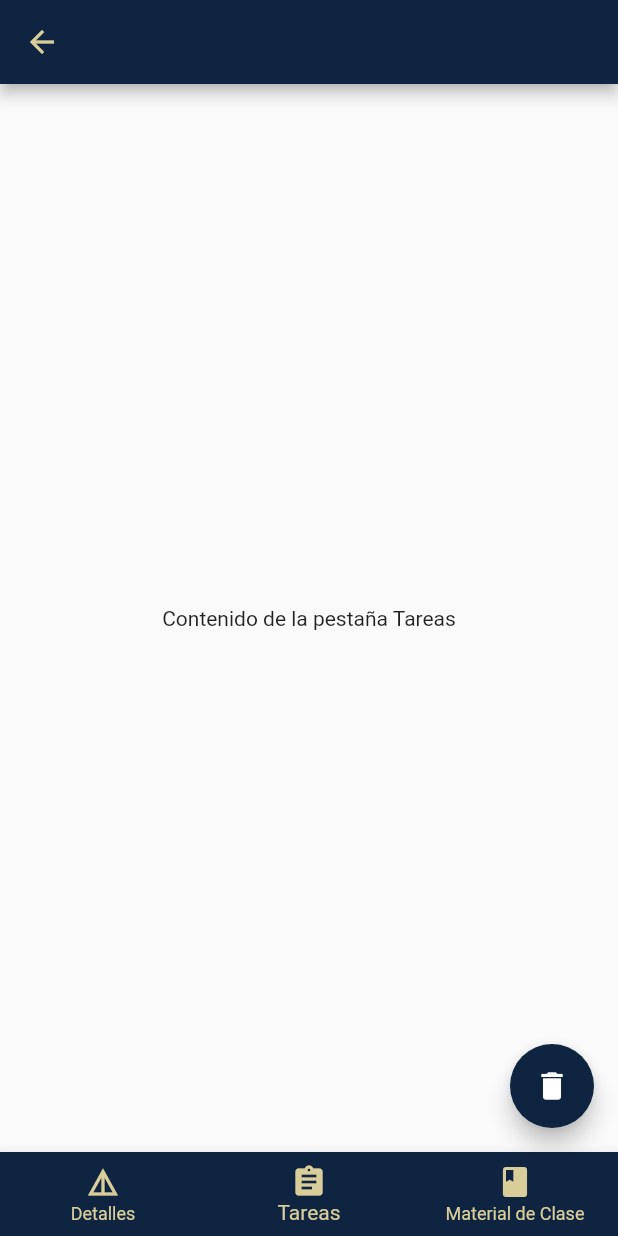
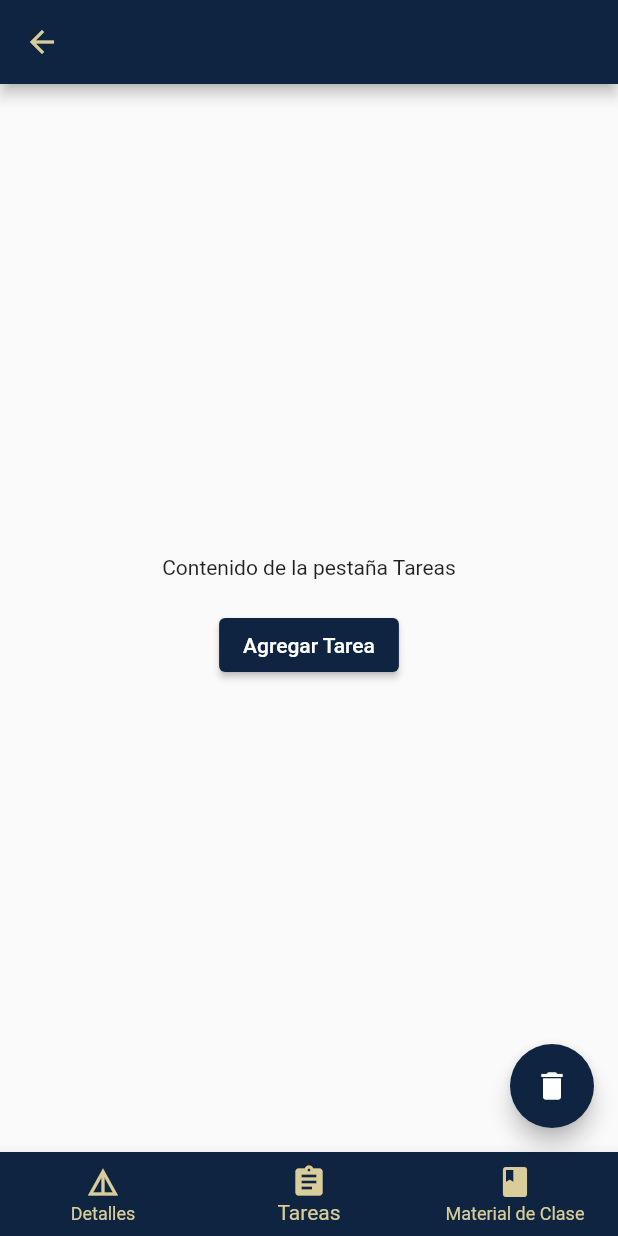
Before and after one commit to DonOtame/polismart_project, a Flutter app: the DetalleMateriaScreen screen opened directly with empty values, item 2 of the bottom bar chosen, on a phone screen of 412 x 824 dp. Run offline on Flutter 3.47's test engine with Material 2 defaults, Android fonts, the light colour scheme and no system bars; our stand-ins replace cloud_firestore, firebase_auth, firebase_core, flutter_colorpicker; accounts and stored records are empty; network calls fail.

Commit message:
update tareas

```diff
--- a/lib/screens/materia_info.dart
+++ b/lib/screens/materia_info.dart
@@ -1,6 +1,7 @@
 import 'package:flutter/material.dart';
 import 'package:cloud_firestore/cloud_firestore.dart';
 import 'package:polismart_project/models/materia.dart';
+import 'package:polismart_project/screens/form_tarea.dart';
 
 class DetalleMateriaScreen extends StatefulWidget {
   final String nombreMateria;
@@ -32,7 +33,7 @@ class _DetalleMateriaScreenState extends State<DetalleMateriaScreen> {
       body: _selectedIndex == 0
           ? _buildDetalles() // Contenido de la pestaña Detalles
           : _selectedIndex == 1
-              ? _buildTareas() // Contenido de la pestaña Tareas
+              ? _buildTareas(context) // Contenido de la pestaña Tareas
               : _buildMaterialClase(), // Contenido de la pestaña Material de Clase
       bottomNavigationBar: BottomNavigationBar(
         backgroundColor: Color(0xFF0F2440),
@@ -181,11 +182,31 @@ class _DetalleMateriaScreenState extends State<DetalleMateriaScreen> {
     }
   }
 
-  // Implementa el contenido de la pestaña Tareas
-  Widget _buildTareas() {
-    // Contenido de la pestaña Tareas (puedes personalizarlo)
+// Implementa el contenido de la pestaña Tareas
+  Widget _buildTareas(BuildContext context) {
     return Center(
-      child: Text('Contenido de la pestaña Tareas'),
+      child: Column(
+        mainAxisAlignment: MainAxisAlignment.center,
+        children: [
+          Text('Contenido de la pestaña Tareas'),
+          SizedBox(height: 20),
+          ElevatedButton(
+            onPressed: () {
+              _abrirFormTarea(context);
+            },
+            child: Text('Agregar Tarea'),
+          ),
+        ],
+      ),
+    );
+  }
+
+  void _abrirFormTarea(BuildContext context) {
+    // Navegar a la pantalla de formulario de tareas y pasar el nombre de la materia
+    Navigator.of(context).push(
+      MaterialPageRoute(
+        builder: (context) => FormTarea(nombreMateria: widget.nombreMateria),
+      ),
     );
   }
 
--- a/pubspec.yaml
+++ b/pubspec.yaml
@@ -41,6 +41,7 @@ dependencies:
   cloud_firestore: ^4.9.1
   flutter_colorpicker: ^1.0.3
   dropdown_search: ^5.0.6
+  intl: ^0.18.1
 
 dev_dependencies:
   flutter_test:
```
Also changed, not shown: lib/screens/form_tarea.dart (+46 -20 lines), pubspec.lock.
